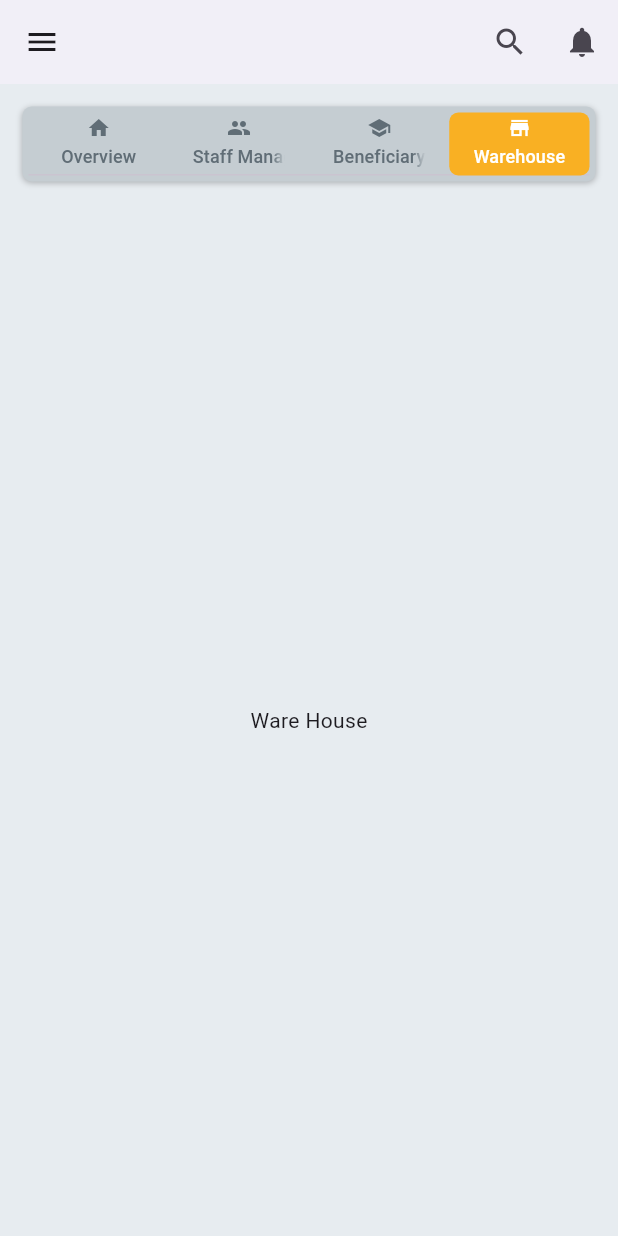
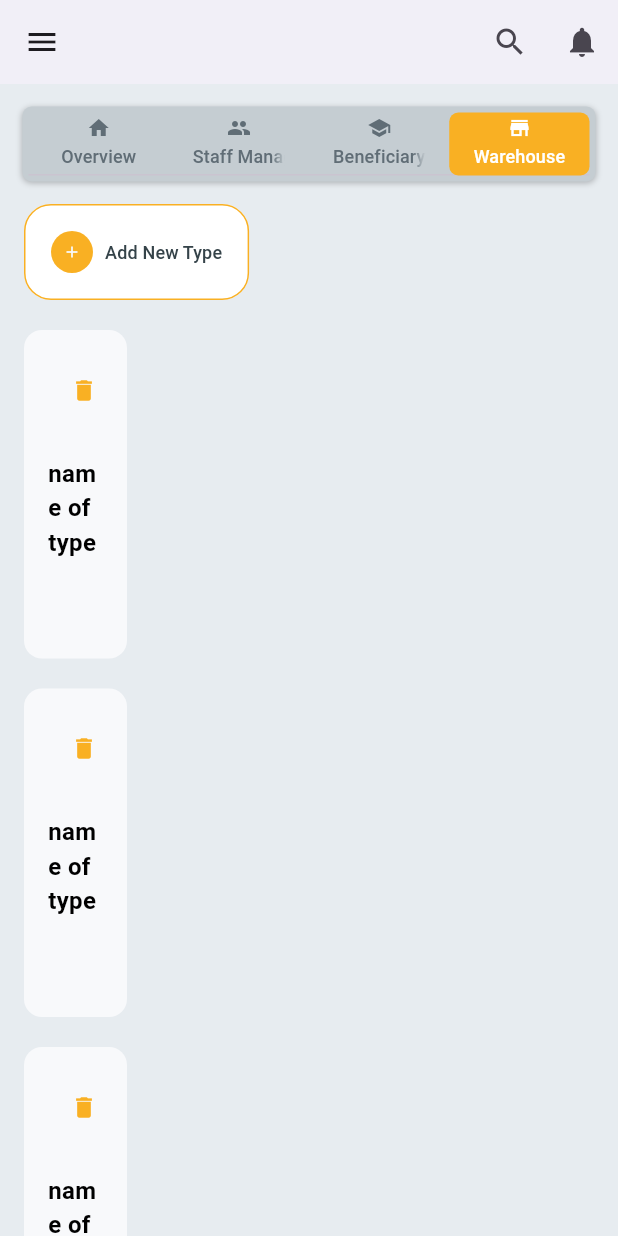
Before and after one commit to sulaiman840/My-Repo, a Flutter app: the ManagerHome screen opened directly, tab 4 chosen, on a phone screen of 412 x 824 dp. Run offline on Flutter 3.47's test engine with Material 3 defaults, Android fonts, the phone set to English and light mode, and no system bars; our stand-ins replace bloc, dartz, dio, equatable, file_picker, firebase_core and 4 more; accounts and stored records are empty.

Commit message:
add type feature ui

```diff
--- a/lib/core/utils/app_manager.dart
+++ b/lib/core/utils/app_manager.dart
@@ -55,5 +55,6 @@ class AppPadding {
   static const double p16 = 16.0;
   static const double p18 = 18.0;
   static const double p20 = 20.0;
+  static const double p26 = 26.0;
 
 }
--- a/lib/core/utils/app_routes.dart
+++ b/lib/core/utils/app_routes.dart
@@ -12,8 +12,8 @@ class AppRouter {
   static const String profile = '/profile';
 
   static final routes = <String, WidgetBuilder>{
-    LoginScreen.id:(context) =>LoginScreen(),
-    RegisterScreen.id:(context) =>LoginScreen(),
+   // LoginScreen.id:(context) =>LoginScreen(),
+   // RegisterScreen.id:(context) =>LoginScreen(),
     home: (context) => ManagerHome(),
     profile: (context) => ProfileScreen(),
 
--- a/lib/screens/Manager_Screens/warehouse.dart
+++ /dev/null
@@ -1,12 +0,0 @@
-import 'package:flutter/cupertino.dart';
-
-class WareHouse extends StatelessWidget {
-  const WareHouse({super.key});
-
-  @override
-  Widget build(BuildContext context) {
-    return Center(
-      child: Text('Ware House'),
-    );
-  }
-}
--- /dev/null
+++ b/lib/screens/Manager_Screens/warehouse/warehouse.dart
@@ -0,0 +1,59 @@
+import 'package:flutter/cupertino.dart';
+import 'package:flutter/material.dart';
+import 'package:project2/core/utils/app_manager.dart';
+import 'package:project2/core/utils/color_manager.dart';
+import 'package:project2/core/utils/style_manager.dart';
+
+
+import 'widget/circular_icon_widget.dart';
+import 'widget/elevated_btn_widget.dart';
+import 'widget/type_item_widget.dart';
+
+class WareHouse extends StatelessWidget {
+  const WareHouse({super.key});
+
+  @override
+  Widget build(BuildContext context) {
+    return Padding(
+      padding: const EdgeInsetsDirectional.symmetric(horizontal: AppPadding.p16),
+      child: Column(
+        crossAxisAlignment: CrossAxisAlignment.start,
+        children: [
+
+          //create new type
+
+          elevatedbtn(
+            icon: circleIconWidget(icon: Icons.add,
+            backgroundColor: ColorManager.orange, color: ColorManager.bc0),
+            text: 'Add New Type',
+            style: StyleManager.labelMedium(color: ColorManager.bc4),
+            onPressed: ()
+            {
+              //الربط هنا
+            },
+
+          ),
+
+           const SizedBox(height: AppSize.s20,),
+          // list of type item
+          Expanded(
+            child:ListView.separated(
+            itemBuilder:(context,index)=> TypeItemWidget(
+          //الضغط على العنصر
+          onTap: ()
+          {
+            //الربط هنا
+          },
+        ),
+
+            separatorBuilder: (context,index)=>const SizedBox(
+              height: AppSize.s20,
+            ),
+            itemCount: 5)),
+
+
+          ],
+      ),
+    );
+  }
+}
--- /dev/null
+++ b/lib/screens/Manager_Screens/warehouse/widget/circular_icon_widget.dart
@@ -0,0 +1,19 @@
+import 'package:flutter/material.dart';
+import 'package:project2/core/utils/color_manager.dart';
+
+import '../../../../core/utils/app_manager.dart';
+
+circleIconWidget({required IconData icon, Color? color,Color? backgroundColor})=> CircleAvatar(
+                            backgroundColor:backgroundColor?? ColorManager.blue2,
+                             radius:AppSize.s14,//s18 ,
+                             child:Icon(
+                               icon,
+                             color:color?? ColorManager.bc0,
+                             size: AppSize.s12,)
+
+                            /*  IconBtnWidget(
+                                      icon:icon, //Icons.add,
+                                      color:color,// white,
+                                      size: AppSize.s12,
+                              ),*/
+                           );
--- /dev/null
+++ b/lib/screens/Manager_Screens/warehouse/widget/elevated_btn_widget.dart
@@ -0,0 +1,39 @@
+import 'package:flutter/material.dart';
+import 'package:project2/core/utils/color_manager.dart';
+
+import '../../../../core/utils/app_manager.dart';
+import 'circular_icon_widget.dart';
+
+elevatedbtn({
+  Color? color,
+  required String text,
+  Color? textColor,
+  double? radius,
+  required TextStyle style,
+  Function()? onPressed,
+  Widget? icon})=>ElevatedButton.icon(
+      label: Text(
+      text,
+      style: style,
+     ),
+
+     icon: icon,
+
+      style: ButtonStyle(
+        padding: WidgetStateProperty.all<EdgeInsetsGeometry>(
+          const EdgeInsets.symmetric(
+            vertical: AppPadding.p18,
+            horizontal: AppPadding.p18)),
+
+      elevation: WidgetStateProperty.all<double>(0),
+      shape: WidgetStateProperty.all<RoundedRectangleBorder>(
+           RoundedRectangleBorder(
+      borderRadius: BorderRadius.circular(radius ?? AppSize.s18),
+      side:  BorderSide(color: color?? ColorManager.orange)
+    )
+  ),
+      backgroundColor:  WidgetStatePropertyAll(color?? ColorManager.primaryColor),
+      ) ,
+      onPressed: onPressed,
+
+     );
--- /dev/null
+++ b/lib/screens/Manager_Screens/warehouse/widget/type_item_widget.dart
@@ -0,0 +1,67 @@
+import 'package:flutter/material.dart';
+import '../../../../core/utils/app_manager.dart';
+import '../../../../core/utils/color_manager.dart';
+import '../../../../core/utils/style_manager.dart';
+import '../../../../widgets/icon_btn_widget.dart';
+
+class TypeItemWidget extends StatelessWidget {
+   TypeItemWidget({super.key,required this.onTap});
+
+
+  Function()? onTap;
+  @override
+  Widget build(BuildContext context) {
+    return InkWell(
+      onTap: onTap,
+      child: Column(
+        crossAxisAlignment: CrossAxisAlignment.start,
+         children: [
+          Container(
+            constraints: BoxConstraints.tightFor(width: MediaQuery.of(context).size.width/6),
+            padding:const EdgeInsetsDirectional.symmetric(
+              vertical: AppPadding.p16,
+              horizontal: AppPadding.p16
+              ),
+            decoration: BoxDecoration(
+              color: ColorManager.bc0,
+              borderRadius: BorderRadius.circular(AppSize.s12)
+            ),
+            child: Column(
+              mainAxisSize: MainAxisSize.min,
+              children: [
+                  Row(
+                     mainAxisSize: MainAxisSize.min,
+
+                    children: [
+                    const Spacer(),
+                    // edit icon
+                    /*
+                    IconBtnWidget(
+                      onPressed: ()
+                      {
+                        //الربط هنا
+                      },
+                      icon: Icons.edit,
+                      color: ColorManager.blue2,
+                    ),*/
+                    // delelte icon
+                    IconBtnWidget(
+                      onPressed: ()
+                      {
+                        //الربط هنا
+                      },
+                      icon: Icons.delete,
+                      color: ColorManager.orange,
+                    ),
+                  ],),
+                  const SizedBox(height: AppSize.s20,),
+                  //name
+                  Center(child: Text('name of type',style: StyleManager.body1SemiBold(color: ColorManager.blackColor),)),
+                  const SizedBox(height: AppSize.s50,),
+              ],
+            ),
+          )
+        ],),
+    );
+  }
+}
--- a/lib/screens/login/login_screen.dart
+++ b/lib/screens/login/login_screen.dart
@@ -5,6 +5,8 @@ import 'package:project2/core/utils/app_manager.dart';
 import 'package:project2/core/utils/color_manager.dart';
 import 'package:project2/core/utils/style_manager.dart';
 import 'package:project2/screens/register/register_screen.dart';
+
+import '../Home/manger_home.dart';
 
 class LoginScreen extends StatefulWidget {
   const LoginScreen({super.key});
@@ -138,7 +140,10 @@ class _LoginScreenState extends State<LoginScreen> {
                             backgroundColor: WidgetStateProperty.all(ColorManager.bluelight ),
                             ),
                           onPressed: (){
-                             if (_formKey.currentState!.validate()) {} else {}
+                             if (_formKey.currentState!.validate())
+                              {
+                                Navigator.push(context,MaterialPageRoute(builder: (_)=>ManagerHome()));
+                              }
                           },
                          child: Text('\t\t\t      Login      \t\t\t',style: StyleManager.h4Regular(color: ColorManager.bc0),),
                         ),
--- /dev/null
+++ b/lib/widgets/icon_btn_widget.dart
@@ -0,0 +1,22 @@
+import 'package:flutter/material.dart';
+import 'package:project2/core/utils/app_manager.dart';
+
+class IconBtnWidget extends StatelessWidget {
+   IconBtnWidget({super.key,required this.onPressed,required this.icon,required this.color, this.size});
+
+Function()? onPressed;
+ IconData? icon;
+ Color? color;
+ double? size;
+  @override
+  Widget build(BuildContext context) {
+    return  IconButton(
+      onPressed:onPressed,
+      icon: Icon(
+        icon,
+        color:color ,
+        size: size?? AppSize.s18,
+        ),
+        );
+  }
+}
--- a/lib/widgets/manager_home_widgets/custom_tab_bar_view.dart
+++ b/lib/widgets/manager_home_widgets/custom_tab_bar_view.dart
@@ -3,7 +3,7 @@ import 'package:flutter/material.dart';
 import '../../screens/Manager_Screens/beneficiary_education.dart';
 import '../../screens/Manager_Screens/dashboard_overview.dart';
 import '../../screens/Manager_Screens/staff_management.dart';
-import '../../screens/Manager_Screens/warehouse.dart';
+import '../../screens/Manager_Screens/warehouse/warehouse.dart';
 
 class CustomTabBarView extends StatelessWidget {
   @override
```
